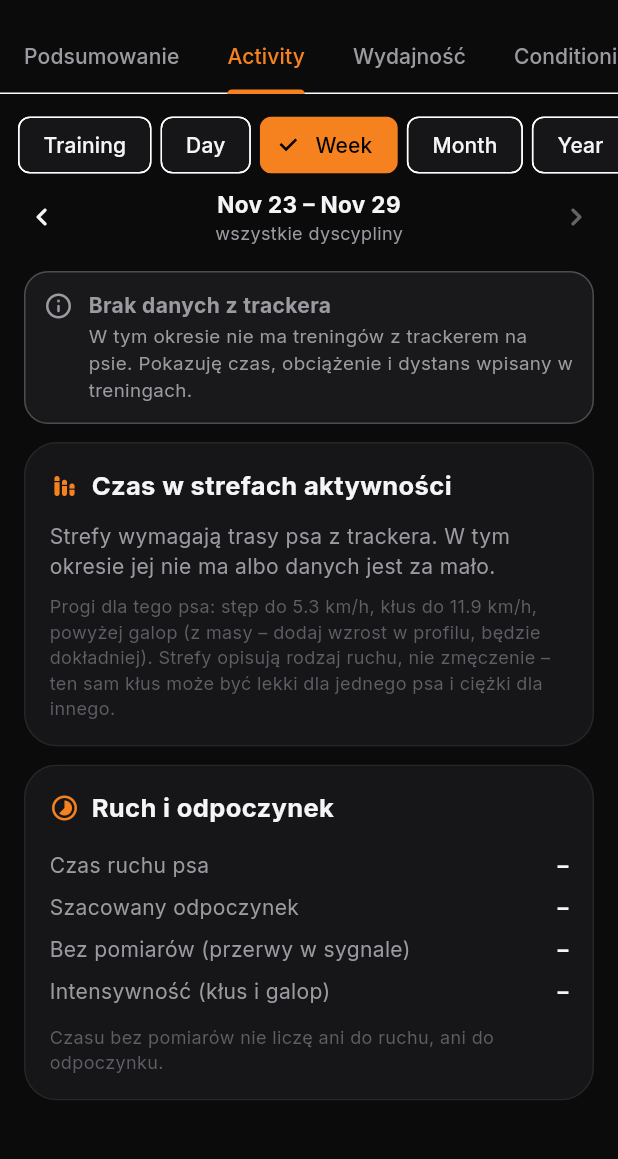
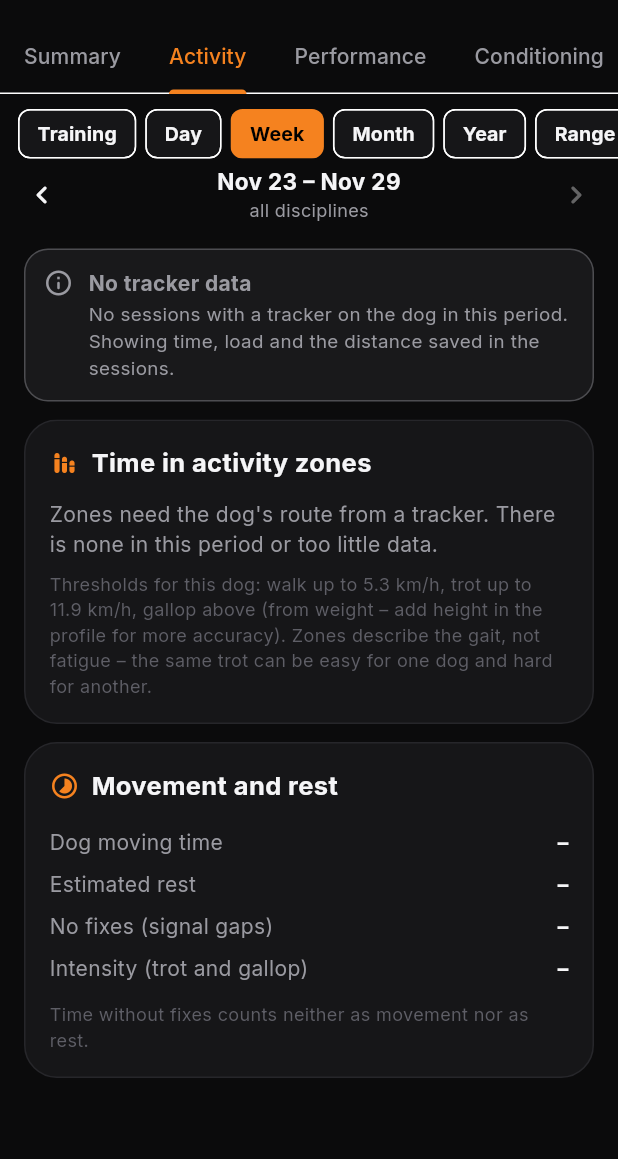
Before and after one commit to dcbelmal/k9-coach, a Flutter app: the _Body screen opened directly, tab 2 chosen, on a phone screen of 412 x 824 dp, the part 62-1221 px from its top. Run offline on Flutter 3.47's test engine with Material 3 defaults, Android fonts, the phone set to English and light mode, and no system bars; our stand-ins replace fl_chart, flutter_local_notifications, flutter_map, flutter_timezone, flutter_tts, geolocator and 6 more; missing offline and left inert: google_mlkit_text_recognition, in_app_purchase_android, mobile_scanner, universal_ble; accounts and stored records are empty.

Commit message:
Valkor Performance: tłumaczenie EN, kolory stref i bilansu, średni RER, testy bilansu
Co-Authored-By: Claude Opus 5.5 <noreply@anthropic.com>
Claude-Session: https://claude.ai/code/session_01QyHvN2AU47JEPzz3EFkSmr

```diff
--- a/lib/l10n/l10n.dart
+++ b/lib/l10n/l10n.dart
@@ -6,6 +6,7 @@ import 'lang/de.dart' as de;
 import 'lang/en.dart' as en;
 import 'lang/en_accuracy.dart' as en_acc;
 import 'lang/en_collar.dart' as en_col;
+import 'lang/en_performance.dart' as en_perf;
 import 'lang/es.dart' as es;
 import 'lang/fr.dart' as fr;
 import 'lang/hi.dart' as hi;
@@ -121,7 +122,7 @@ class L10n extends ChangeNotifier {
 
   String lookup(String pl) {
     if (code == 'pl') return pl;
-    return _strings[pl] ?? en.strings[pl] ?? en_acc.strings[pl] ?? en_col.strings[pl] ?? pl;
+    return _strings[pl] ?? en.strings[pl] ?? en_acc.strings[pl] ?? en_col.strings[pl] ?? en_perf.strings[pl] ?? pl;
   }
 }
 
--- /dev/null
+++ b/lib/l10n/lang/en_performance.dart
@@ -0,0 +1,129 @@
+// Tłumaczenia (en) Valkor Performance i dostępu do Valkor Track. Klucz = tekst polski.
+// ignore_for_file: lines_longer_than_80_chars
+const strings = <String, String>{
+  'Odpoczynek': 'Rest',
+  'Niska (stęp)': 'Low (walk)',
+  'Umiarkowana (kłus)': 'Moderate (trot)',
+  'Wysoka (galop)': 'High (gallop)',
+  'Zakres': 'Range',
+  'Zaawansowane statystyki psa': 'Advanced dog statistics',
+  'Dystans psa i przewodnika, prędkości, strefy aktywności, obciążenie, rekordy, szacowany wydatek energii i bilans z żywieniem – dla treningu, dnia, tygodnia, miesiąca i roku.': 'Dog and handler distance, speeds, activity zones, load, records, estimated energy use and balance with feeding – per session, day, week, month and year.',
+  'Odblokuj w Premium': 'Unlock with Premium',
+  'Zastosuj': 'Apply',
+  'Podsumowanie': 'Summary',
+  'Wydajność': 'Performance',
+  'Bilans energetyczny': 'Energy balance',
+  'Wcześniej': 'Earlier',
+  'Później': 'Later',
+  'wszystkie dyscypliny': 'all disciplines',
+  'Nie udało się policzyć statystyk.': 'Could not calculate the statistics.',
+  'Dobra jakość danych': 'Good data quality',
+  'Pomiary trackera są gęste i ciągłe.': 'Tracker fixes are frequent and continuous.',
+  'Dane niepełne': 'Incomplete data',
+  'Były przerwy w sygnale albo rzadkie pomiary. Przez przerwy nie liczę dystansu, więc dystans i prędkości mogą być zaniżone.': 'There were signal gaps or sparse fixes. No distance is counted across gaps, so distance and speeds may be underestimated.',
+  'Za mało danych z trackera': 'Not enough tracker data',
+  'Statystyki psa są niedostępne. Pokazuję tylko dane zapisane w treningach.':
+      'Dog statistics are unavailable. Showing only data saved in the sessions.',
+  'Brak danych z trackera': 'No tracker data',
+  'W tym okresie nie ma treningów z trackerem na psie. Pokazuję czas, obciążenie i dystans wpisany w treningach.': 'No sessions with a tracker on the dog in this period. Showing time, load and the distance saved in the sessions.',
+  'pokrycie pomiarami {0}%': 'fix coverage {0}%',
+  'treningi z za małą ilością danych: {0}': 'sessions with too little data: {0}',
+  'pominięte duplikaty: {0}': 'duplicates skipped: {0}',
+  'vs poprzedni': 'vs previous',
+  'W tym okresie nie ma zapisanych treningów. Zmień okres albo filtr dyscyplin.':
+      'No sessions saved in this period. Change the period or the discipline filter.',
+  'Dystans psa': 'Dog distance',
+  'wymaga trackera': 'needs a tracker',
+  'Dystans przewodnika': 'Handler distance',
+  'Pies / przewodnik': 'Dog / handler',
+  'Kalorie (szacunek)': 'Calories (estimate)',
+  'Obciążenie': 'Load',
+  'Trend: dystans psa': 'Trend: dog distance',
+  'Trend: dystans przewodnika': 'Trend: handler distance',
+  'Zmiana w kafelkach: porównanie z poprzednim okresem tej samej długości.':
+      'Change in tiles: compared with the previous period of the same length.',
+  'To pierwszy trening tej dyscypliny – nie ma z czym porównać.':
+      'This is the first session of this discipline – nothing to compare with.',
+  'Czas w strefach aktywności': 'Time in activity zones',
+  'Strefy wymagają trasy psa z trackera. W tym okresie jej nie ma albo danych jest za mało.':
+      'Zones need the dog\'s route from a tracker. There is none in this period or too little data.',
+  'Odp.': 'Rest',
+  'Niska': 'Low',
+  'Umiark.': 'Mod.',
+  'Wysoka': 'High',
+  'Progi dla tego psa: stęp do {0} km/h, kłus do {1} km/h, powyżej galop ({2}). Strefy opisują rodzaj ruchu, nie zmęczenie – ten sam kłus może być lekki dla jednego psa i ciężki dla innego.': 'Thresholds for this dog: walk up to {0} km/h, trot up to {1} km/h, gallop above ({2}). Zones describe the gait, not fatigue – the same trot can be easy for one dog and hard for another.',
+  'z wysokości w kłębie': 'from height at withers',
+  'z masy – dodaj wzrost w profilu, będzie dokładniej': 'from weight – add height in the profile for more accuracy',
+  'Ruch i odpoczynek': 'Movement and rest',
+  'Czas ruchu psa': 'Dog moving time',
+  'Szacowany odpoczynek': 'Estimated rest',
+  'Bez pomiarów (przerwy w sygnale)': 'No fixes (signal gaps)',
+  'Intensywność (kłus i galop)': 'Intensity (trot and gallop)',
+  'Czasu bez pomiarów nie liczę ani do ruchu, ani do odpoczynku.':
+      'Time without fixes counts neither as movement nor as rest.',
+  'Trend: czas ruchu': 'Trend: moving time',
+  'brak danych': 'no data',
+  'Śr. prędkość w ruchu': 'Avg moving speed',
+  'Śr. prędkość psa': 'Avg dog speed',
+  'Prędkość maks.': 'Max speed',
+  'Przewyższenia': 'Elevation gain',
+  'niedostępne': 'unavailable',
+  'Przewyższeń nie liczę: trasa nie zapisuje wysokości, a wysokość z GPS ma błąd 10–20 m, więc suma podejść byłaby fikcyjna. Prędkość maksymalna – z odcinków co najmniej 3 s, bez niemożliwych skoków.': 'Elevation gain is not calculated: routes do not store altitude, and GPS altitude has a 10–20 m error, so summed climbs would be fictitious. Max speed comes from legs of at least 3 s, without impossible jumps.',
+  'Rekordy osobiste': 'Personal records',
+  'Najdłuższy dystans psa': 'Longest dog distance',
+  'Najwyższa prędkość': 'Top speed',
+  'Najszybsza średnia (od 1 km)': 'Fastest average (1 km+)',
+  'Najdłuższy czas ruchu': 'Longest moving time',
+  'Największe obciążenie treningu': 'Highest session load',
+  'Rekordy z całej historii psa (z uwzględnieniem filtra dyscyplin). Dystans i prędkości tylko z treningów z trackerem.': 'Records from the dog\'s whole history (respecting the discipline filter). Distance and speeds only from sessions with a tracker.',
+  'Obciążenie treningowe': 'Training load',
+  'W wybranym okresie': 'In the selected period',
+  'Ostatnie 7 dni do średniej z 4 tygodni': 'Last 7 days vs 4-week average',
+  'Ocena': 'Assessment',
+  'Obciążenie = minuty × intensywność (RPE 1–10) z treningów. To miara pracy, nie zmęczenia psa.':
+      'Load = minutes × intensity (RPE 1–10) from sessions. It measures work, not the dog\'s fatigue.',
+  'Masa ciała a aktywność': 'Body weight and activity',
+  'Brak pomiarów masy. Dodaj je w module Historia masy.': 'No weight entries. Add them in Weight history.',
+  'Pomiary w okresie': 'Entries in period',
+  'Masa na początku / na końcu': 'Weight at start / end',
+  'Zmiana': 'Change',
+  'Dystans psa w okresie': 'Dog distance in period',
+  'Kalorie ruchu (szacunek)': 'Movement calories (estimate)',
+  'Masa zależy głównie od karmienia – zestawienie pomaga zauważyć zależności, ale ich nie dowodzi.':
+      'Weight depends mostly on feeding – this view helps spot patterns but does not prove them.',
+  'niebieska linia – masa, słupki – dystans': 'blue line – weight, bars – distance',
+  'Bilans dnia': 'Day balance',
+  'Bilans – średnio na dzień': 'Balance – daily average',
+  'Wpisz masę psa w profilu, a policzę zapotrzebowanie.':
+      'Enter the dog\'s weight in the profile to calculate requirements.',
+  'Spożyte kalorie': 'Calories eaten',
+  'Zapotrzebowanie spoczynkowe (RER)': 'Resting requirement (RER)',
+  'Zapotrzebowanie podstawowe': 'Base requirement',
+  'Dodatkowy wydatek z aktywności': 'Extra activity expenditure',
+  'Szacunkowy bilans': 'Estimated balance',
+  'Brak wpisów karmienia w tym okresie – bilansu nie liczę. Zapisuj posiłki w module Żywienie.':
+      'No feeding entries in this period – no balance calculated. Log meals in Feeding.',
+  'Średnia z {0} dni z wpisami karmienia (z {1} dni okresu).':
+      'Average of {0} days with feeding entries (out of {1} days).',
+  'Bilans dzień po dniu': 'Balance day by day',
+  'Wysokość słupka = odchylenie od zapotrzebowania: pomarańczowy – nadwyżka, niebieski – niedobór.':
+      'Bar height = deviation from requirement: orange – surplus, blue – deficit.',
+  'Wydatek na ruch w okresie': 'Movement expenditure in period',
+  'Ponad zwykły dzień (doliczany)': 'Beyond a usual day (added)',
+  'Zwykła aktywność (już w podstawowym)': 'Usual activity (already in base)',
+  'W {0} treningach bez trackera liczę z dystansu przewodnika – pies zwykle przebiega więcej, więc to dolna granica.': 'In {0} sessions without a tracker the handler\'s distance is used – dogs usually cover more, so this is a lower bound.',
+  'Jak liczę': 'How it is calculated',
+  'RER = 70 × masa^0,75 (NRC 2006). Zapotrzebowanie podstawowe = RER × mnożnik z ustawień żywienia (wiek, kastracja, aktywność, cel) – obejmuje zwykłe spacery. Wydatek na ruch = masa × dystans psa w ruchu × 10,7 × masa^−0,316 J/(kg·m) (Taylor i wsp. 1982, koszt netto, ponad spoczynek). Doliczam go tylko za canicross, bikejoring i trening kondycyjny, żeby nie liczyć spacerów dwa razy.': 'RER = 70 × weight^0.75 (NRC 2006). Base requirement = RER × the factor from feeding settings (age, neutering, activity, goal) – it already covers usual walks. Movement expenditure = weight × dog moving distance × 10.7 × weight^−0.316 J/(kg·m) (Taylor et al. 1982, net cost above rest). It is added only for canicross, bikejoring and conditioning, so walks are not counted twice.',
+  'To szacunek (błąd ok. ±25% i więcej), nie pomiar. Dawki karmy nie zmieniam automatycznie – oceniaj psa po masie i BCS, a zmiany ustalaj w module Żywienie.': 'This is an estimate (error about ±25% or more), not a measurement. Food portions are never changed automatically – judge the dog by weight and BCS, and set changes in Feeding.',
+  'Dystans psa, strefy, rekordy, kalorie i bilans': 'Dog distance, zones, records, calories and balance',
+  'Dystans i prędkości psa, strefy aktywności, rekordy, obciążenie, szacowane kalorie i bilans z żywieniem':
+      'Dog distance and speeds, activity zones, records, load, estimated calories and feeding balance',
+  'Dodaj tracker GPS, żeby widzieć psa na mapie.': 'Add a GPS tracker to see your dog on the map.',
+  'Najpierw zakończ trening.': 'Finish the session first.',
+  'Ten pies nie ma przypisanego trackera. Przełącz się na jego profil i wybierz tracker w ustawieniach obroży.':
+      'This dog has no tracker assigned. Switch to its profile and choose a tracker in the collar settings.',
+  'Przełącz na tego psa': 'Switch to this dog',
+  'Track': 'Track',
+  '{0} dni temu': '{0} days ago',
+  'z {0} z {1} treningów': 'from {0} of {1} sessions',
+};
--- a/lib/performance/perf_energy.dart
+++ b/lib/performance/perf_energy.dart
@@ -73,6 +73,7 @@ class EnergyPeriod {
   }
 
   double? get avgEaten => _avg(withFood.map((d) => d.eatenKcal));
+  double? get avgRer => _avg(withFood.map((d) => d.rerKcal));
   double? get avgBase => _avg(withFood.map((d) => d.baseKcal));
   double? get avgExtra => _avg(withFood.map((d) => d.extraKcal));
   double? get avgBalance => _avg(withFood.map((d) => d.balance));
--- a/lib/performance/performance_screen.dart
+++ b/lib/performance/performance_screen.dart
@@ -388,6 +388,15 @@ class _BodyState extends State<_Body> {
                       padding: const EdgeInsets.only(right: 6),
                       child: ChoiceChip(
                         key: ValueKey('perf-${p.name}'),
+                        visualDensity: VisualDensity.compact,
+                        materialTapTargetSize: MaterialTapTargetSize.shrinkWrap,
+                        showCheckmark: false,
+                        labelPadding: const EdgeInsets.symmetric(horizontal: 4),
+                        labelStyle: TextStyle(
+                          fontSize: 13,
+                          fontWeight: FontWeight.w700,
+                          color: period == p ? Colors.black : K9.text,
+                        ),
                         label: Text(periodLabel(p)),
                         selected: period == p,
                         onSelected: (_) => _pickPeriod(p),
@@ -629,8 +638,18 @@ class PerfBars extends StatelessWidget {
   final List<double> values;
   final List<String> labels;
   final Color color;
+
+  /// Osobny kolor każdego słupka (np. strefy); null = [color].
+  final List<Color>? colors;
   final String Function(double) fmt;
-  const PerfBars({super.key, required this.values, required this.labels, this.color = K9.orange, required this.fmt});
+  const PerfBars({
+    super.key,
+    required this.values,
+    required this.labels,
+    this.color = K9.orange,
+    this.colors,
+    required this.fmt,
+  });
 
   @override
   Widget build(BuildContext context) {
@@ -684,7 +703,7 @@ class PerfBars extends StatelessWidget {
                   BarChartRodData(
                     toY: values[i],
                     width: values.length > 20 ? 5 : 12,
-                    color: color,
+                    color: colors != null && i < colors!.length ? colors![i] : color,
                     borderRadius: const BorderRadius.vertical(top: Radius.circular(4)),
                   ),
                 ],
@@ -775,7 +794,9 @@ class _SummaryTab extends StatelessWidget {
           _km(c.dogMeters),
           icon: Icons.pets_rounded,
           change: pctChange(c.dogMeters, p.dogMeters),
-          note: c.dogMeters == null ? tr('wymaga trackera') : vs,
+          note: c.dogMeters == null
+              ? tr('wymaga trackera')
+              : (vs ?? (c.dogSessions < c.count ? tr('z {0} z {1} treningów', [c.dogSessions, c.count]) : null)),
         ),
         StatTile(
           tr('Dystans przewodnika'),
@@ -866,6 +887,7 @@ class _ActivityTab extends StatelessWidget {
           PerfBars(
             values: [for (final v in z) v / 60],
             labels: [tr('Odp.'), tr('Niska'), tr('Umiark.'), tr('Wysoka')],
+            colors: zoneColors,
             fmt: (v) => fmtDuration(v.round()),
           ),
           for (final zz in PerfZone.values)
@@ -1116,7 +1138,7 @@ class _EnergyTab extends StatelessWidget {
           Text(tr('Wpisz masę psa w profilu, a policzę zapotrzebowanie.'), style: const TextStyle(color: K9.muted))
         else ...[
           _row(tr('Spożyte kalorie'), k(oneDay ? day!.eatenKcal : e.avgEaten)),
-          _row(tr('Zapotrzebowanie spoczynkowe (RER)'), k(oneDay ? day!.rerKcal : null)),
+          _row(tr('Zapotrzebowanie spoczynkowe (RER)'), k(oneDay ? day!.rerKcal : e.avgRer)),
           _row(tr('Zapotrzebowanie podstawowe'), k(oneDay ? day!.baseKcal : e.avgBase)),
           _row(tr('Dodatkowy wydatek z aktywności'), '+${k(oneDay ? day!.extraKcal : e.avgExtra ?? 0)}'),
           const Divider(color: K9.border),
@@ -1140,11 +1162,12 @@ class _EnergyTab extends StatelessWidget {
         _Card(tr('Bilans dzień po dniu'), Icons.bar_chart_rounded, [
           PerfBars(
             values: [for (final x in e.days) (x.balance ?? 0).abs()],
+            colors: [for (final x in e.days) (x.balance ?? 0) >= 0 ? K9.orange : K9.blue],
             labels: [for (final x in e.days) e.days.length <= 7 ? fmtWeekday(x.day) : '${x.day.day}'],
             color: K9.blue,
             fmt: (v) => '${v.round()} kcal',
           ),
-          _note(tr('Wysokość słupka = odchylenie od zapotrzebowania (nadwyżka lub niedobór).')),
+          _note(tr('Wysokość słupka = odchylenie od zapotrzebowania: pomarańczowy – nadwyżka, niebieski – niedobór.')),
         ]),
       _Card(tr('Wydatek na ruch w okresie'), Icons.local_fire_department_rounded, [
         _row(tr('Ponad zwykły dzień (doliczany)'), k(e.totalExtra)),
```
Also changed, not shown: 1 other file.
